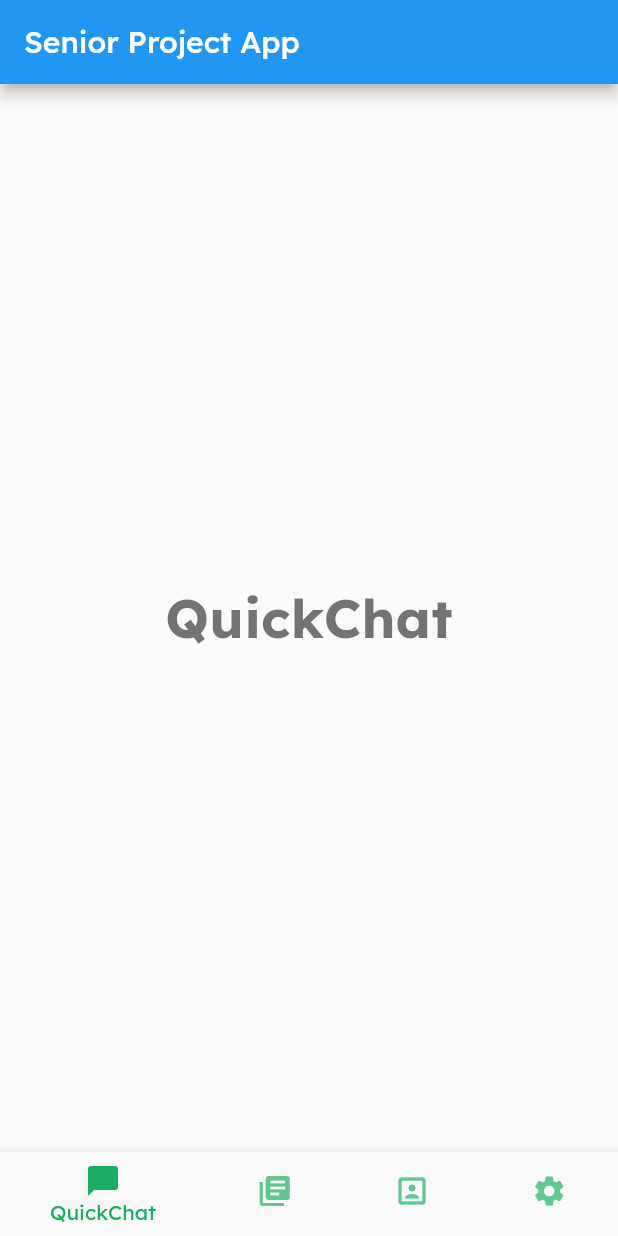
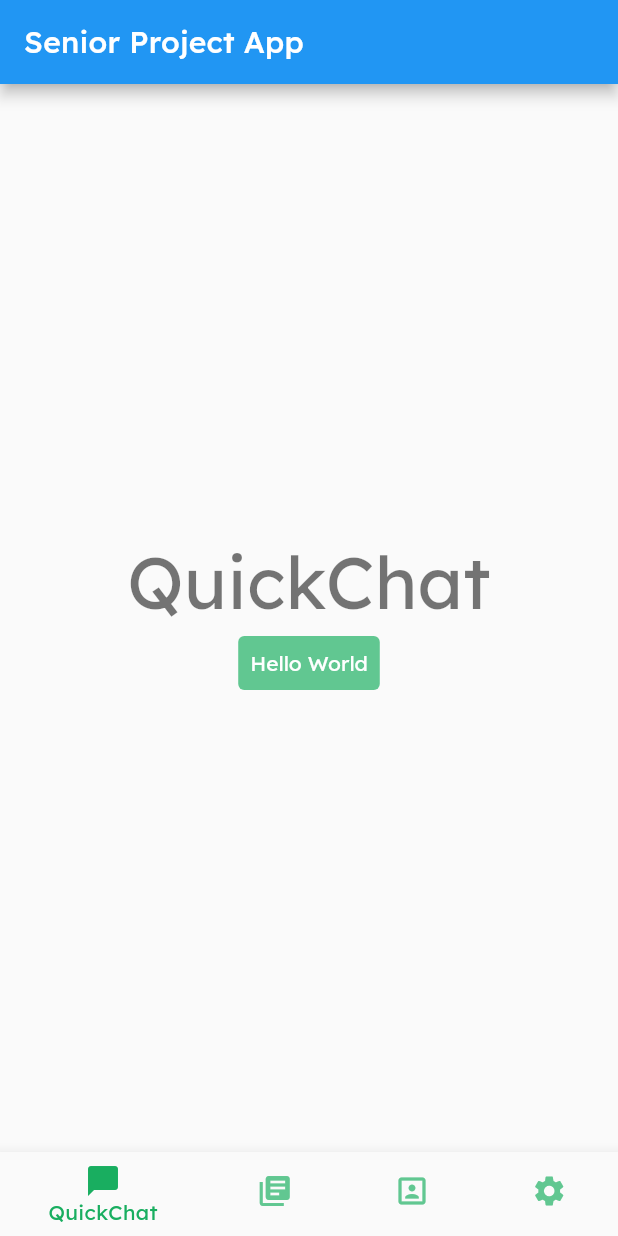
Before and after one commit to gibbons-eddie/Working-Title, a Flutter app: the screen it shows after launch, on a phone screen of 412 x 824 dp. Run offline on Flutter 3.47's test engine with Material 2 defaults, Android fonts, the phone set to English and light mode, and no system bars; our stand-ins replace google_fonts.

Commit message:
Add early text button theme data (and a demo of it on page)

```diff
--- a/lib/main.dart
+++ b/lib/main.dart
@@ -54,8 +54,15 @@ class _MyStatefulWidgetState extends State<MyStatefulWidget> {
         title: const Text('Senior Project App'),
       ),
       body: Center(
-        child: Text(_navOptions.entries.elementAt(_selectedIndex).key,
-            style: Theme.of(context).textTheme.headline1),
+        child: Column(
+          mainAxisAlignment: MainAxisAlignment.center,
+          crossAxisAlignment: CrossAxisAlignment.center,
+          children: [
+            Text(_navOptions.entries.elementAt(_selectedIndex).key,
+                style: Theme.of(context).textTheme.displaySmall),
+            const TextButton(onPressed: null, child: Text('Hello World'))
+          ],
+        ),
       ),
       bottomNavigationBar: BottomNavigationBar(
         items: _navOptions.entries.map((e) {
--- a/lib/theme.dart
+++ b/lib/theme.dart
@@ -1,8 +1,9 @@
+import 'package:flutter/foundation.dart';
 import 'package:flutter/material.dart';
 import 'package:google_fonts/google_fonts.dart';
 
-// Keep all colors here to make a central point of control
-class _Colors {
+// Keep all common colors here to make a central point of control
+class CustomColors {
   static const white = Color(0xFFFFFFFF);
   static const black = Color(0xFF000000);
   static const lightGray = Color(0xFFE5E5E5);
@@ -17,30 +18,31 @@ final appTheme = ThemeData(
   brightness: Brightness.light,
 
   // Color data
-  primaryColor: _Colors.darkPurple,
+  primaryColor: CustomColors.darkPurple,
 
   // Bottom navigation bar data
   bottomNavigationBarTheme: BottomNavigationBarThemeData(
-    backgroundColor: _Colors.white,
-    selectedItemColor: _Colors.darkGreen,
+    backgroundColor: CustomColors.white,
+    selectedItemColor: CustomColors.darkGreen,
     selectedLabelStyle: GoogleFonts.lexend(
-      textStyle: const TextStyle(color: _Colors.darkGreen),
+      textStyle: const TextStyle(color: CustomColors.darkGreen),
     ),
-    unselectedItemColor: _Colors.lightGreen,
+    unselectedItemColor: CustomColors.lightGreen,
     unselectedLabelStyle: GoogleFonts.lexend(
-      textStyle: const TextStyle(color: _Colors.lightGreen),
+      textStyle: const TextStyle(color: CustomColors.lightGreen),
     ),
     showUnselectedLabels: false, // Toggle this to show/hide the labels
   ),
 
+  // Buttom data
+  textButtonTheme: TextButtonThemeData(
+      style: ButtonStyle(
+    backgroundColor: MaterialStateProperty.all(CustomColors.lightGreen),
+    foregroundColor: MaterialStateProperty.all(CustomColors.white),
+    textStyle: MaterialStateProperty.all(GoogleFonts.lexend()),
+  )),
+
   // Text data
-  fontFamily: 'Lexend',
-  textTheme: TextTheme(
-    headline1: GoogleFonts.lexend(
-      textStyle: const TextStyle(
-        fontWeight: FontWeight.bold,
-        fontSize: 36,
-      ),
-    ),
-  ),
+  typography: Typography.material2018(platform: defaultTargetPlatform),
+  textTheme: GoogleFonts.lexendTextTheme(),
 );
```
